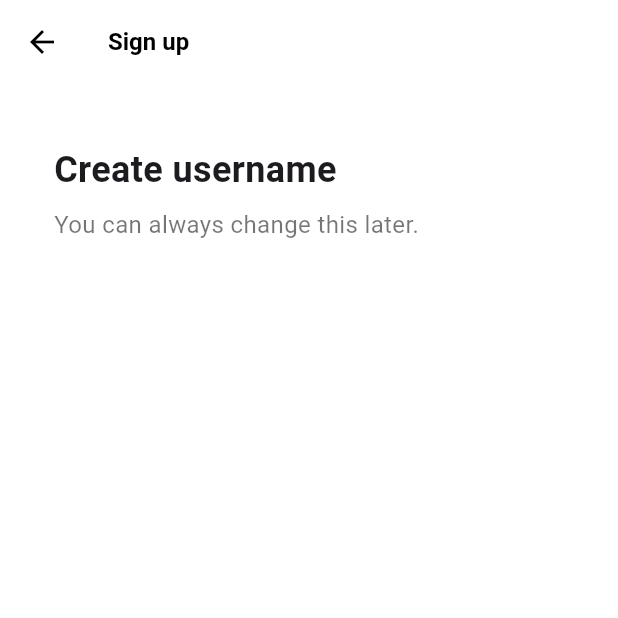
After one commit to hyukjunkim1116/tiktok-clone-study, a Flutter app: the screen it shows after launch, after a tap on "Use email & password", on a phone screen of 412 x 824 dp, the top half of it. The commit adds this screen. Run offline on Flutter 3.47's test engine with Material 3 defaults, Android fonts, the phone set to English and light mode, and no system bars; our stand-ins replace font_awesome_flutter.

Commit message:
4.3 challenge

```diff
--- /dev/null
+++ b/lib/auth/email_screen.dart
@@ -0,0 +1,44 @@
+import 'package:flutter/material.dart';
+import 'package:tiktok_clone/constants/gaps.dart';
+import 'package:tiktok_clone/constants/sizes.dart';
+
+class EmailScreen extends StatelessWidget {
+  const EmailScreen({super.key});
+
+  @override
+  Widget build(BuildContext context) {
+    return Scaffold(
+      appBar: AppBar(
+        title: const Text(
+          "Sign up",
+        ),
+      ),
+      body: const Padding(
+        padding: EdgeInsets.symmetric(
+          horizontal: Sizes.size36,
+        ),
+        child: Column(
+          crossAxisAlignment: CrossAxisAlignment.start,
+          children: [
+            Gaps.v40,
+            Text(
+              "Create username",
+              style: TextStyle(
+                fontSize: Sizes.size24,
+                fontWeight: FontWeight.w700,
+              ),
+            ),
+            Gaps.v8,
+            Text(
+              "You can always change this later.",
+              style: TextStyle(
+                fontSize: Sizes.size16,
+                color: Colors.black54,
+              ),
+            ),
+          ],
+        ),
+      ),
+    );
+  }
+}
--- a/lib/auth/login_screen.dart
+++ b/lib/auth/login_screen.dart
@@ -7,7 +7,7 @@ import 'package:tiktok_clone/constants/sizes.dart';
 class LoginScreen extends StatelessWidget {
   const LoginScreen({super.key});
 
-  void onSignUpTap(BuildContext context) {
+  void  _onSignUpTap(BuildContext context) {
     Navigator.of(context).pop();
   }
 
@@ -53,7 +53,7 @@ class LoginScreen extends StatelessWidget {
         ),
       ),
       bottomNavigationBar: BottomAppBar(
-        color: Colors.grey.shade100,
+        color: Colors.grey.shade50,
         elevation: 2,
         child: Row(
           mainAxisAlignment: MainAxisAlignment.center,
@@ -66,7 +66,7 @@ class LoginScreen extends StatelessWidget {
             ),
             Gaps.h5,
             GestureDetector(
-              onTap: () => onSignUpTap(context),
+              onTap: () =>  _onSignUpTap(context),
               child: Text(
                 "Sign up",
                 style: TextStyle(
--- a/lib/auth/sign_up_screen.dart
+++ b/lib/auth/sign_up_screen.dart
@@ -1,5 +1,6 @@
 import 'package:flutter/material.dart';
 import 'package:font_awesome_flutter/font_awesome_flutter.dart';
+import 'package:tiktok_clone/auth/email_screen.dart';
 import 'package:tiktok_clone/auth/login_screen.dart';
 import 'package:tiktok_clone/auth/widgets/auth_button.dart';
 import '../constants/gaps.dart';
@@ -7,11 +8,12 @@ import '../constants/sizes.dart';
 
 class SignUpScreen extends StatelessWidget {
   const SignUpScreen({super.key});
-  void onLoginTap(BuildContext context) {
+  void _onLoginTap(BuildContext context) {
     Navigator.of(context).push(
       MaterialPageRoute(builder: (context) => const LoginScreen())
     );
   }
+
   @override
   Widget build(BuildContext context) {
     return Scaffold(
@@ -41,6 +43,7 @@ class SignUpScreen extends StatelessWidget {
               ),
               Gaps.v40,
               AuthButton(
+                toWidget: EmailScreen(),
                 icon: FaIcon(FontAwesomeIcons.user),
                 text: "Use email & password",
               ),
@@ -54,7 +57,7 @@ class SignUpScreen extends StatelessWidget {
         ),
       ),
       bottomNavigationBar: BottomAppBar(
-        color: Colors.grey.shade100,
+      color: Colors.grey.shade50,
         elevation: 2,
         child: Row(
           mainAxisAlignment: MainAxisAlignment.center,
@@ -67,7 +70,7 @@ class SignUpScreen extends StatelessWidget {
             ),
             Gaps.h5,
             GestureDetector(
-              onTap: ()=>onLoginTap(context),
+              onTap: ()=>_onLoginTap(context),
               child: Text(
                 "Log in",
                 style: TextStyle(
--- a/lib/auth/widgets/auth_button.dart
+++ b/lib/auth/widgets/auth_button.dart
@@ -5,16 +5,26 @@ import 'package:tiktok_clone/constants/sizes.dart';
 class AuthButton extends StatelessWidget {
   final String text;
   final FaIcon icon;
+  final Widget? toWidget;
 
   const AuthButton({
     super.key,
     required this.text,
     required this.icon,
+    this.toWidget,
   });
-
+  void _onTap(BuildContext context) {
+    Navigator.of(context).push(
+      MaterialPageRoute(
+        builder: (context) => toWidget!,
+      ),
+    );
+  }
   @override
   Widget build(BuildContext context) {
-    return FractionallySizedBox(
+    return GestureDetector(
+      onTap: toWidget != null? ()=>_onTap(context) : null,
+      child: FractionallySizedBox(
         widthFactor: 1,
         child: Container(
           padding: const EdgeInsets.all(Sizes.size14),
@@ -33,7 +43,7 @@ class AuthButton extends StatelessWidget {
               ),
               Text(
                 text,
-              style: const TextStyle(
+                style:  const TextStyle(
                   fontSize: Sizes.size16,
                   fontWeight: FontWeight.w600,
                 ),
@@ -42,6 +52,7 @@ class AuthButton extends StatelessWidget {
             ],
           ),
         ),
+      ),
     );
   }
 }
--- a/lib/main.dart
+++ b/lib/main.dart
@@ -1,5 +1,7 @@
 import 'package:flutter/material.dart';
 import 'package:tiktok_clone/auth/sign_up_screen.dart';
+
+import 'constants/sizes.dart';
 
 void main() {
   runApp(const TikTokApp());
@@ -13,7 +15,18 @@ class TikTokApp extends StatelessWidget {
     return MaterialApp(
       title: 'TikTok clone flutter study',
       theme: ThemeData(
+        scaffoldBackgroundColor: Colors.white,
         primaryColor: const Color(0xFFE9435A),
+        appBarTheme: const AppBarTheme(
+          foregroundColor: Colors.black,
+          backgroundColor: Colors.white,
+          elevation: 0,
+          titleTextStyle: TextStyle(
+            color: Colors.black,
+            fontSize: Sizes.size14 + Sizes.size2,
+            fontWeight: FontWeight.w600,
+          ),
+        ),
       ),
       home: const SignUpScreen(),
     );
```
Also changed, not shown: lib/auth/username_screen.dart (added). Lines whose indentation alone changed are shown as unchanged.
